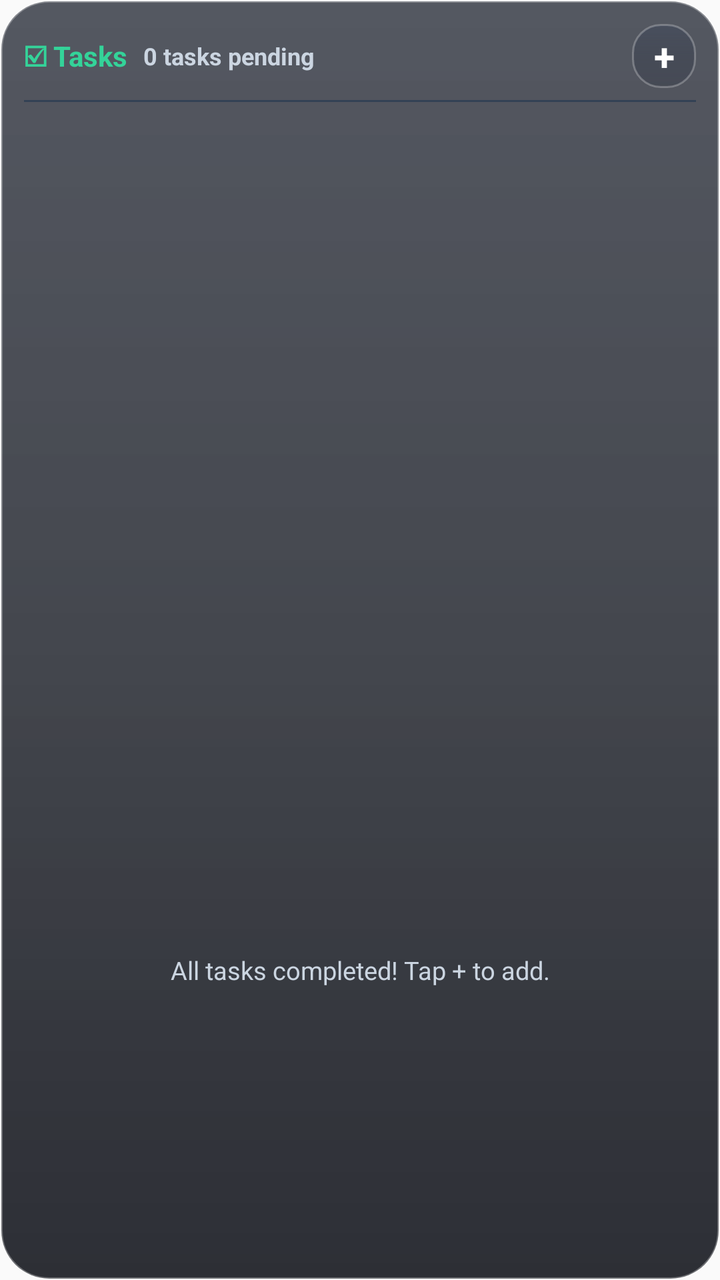
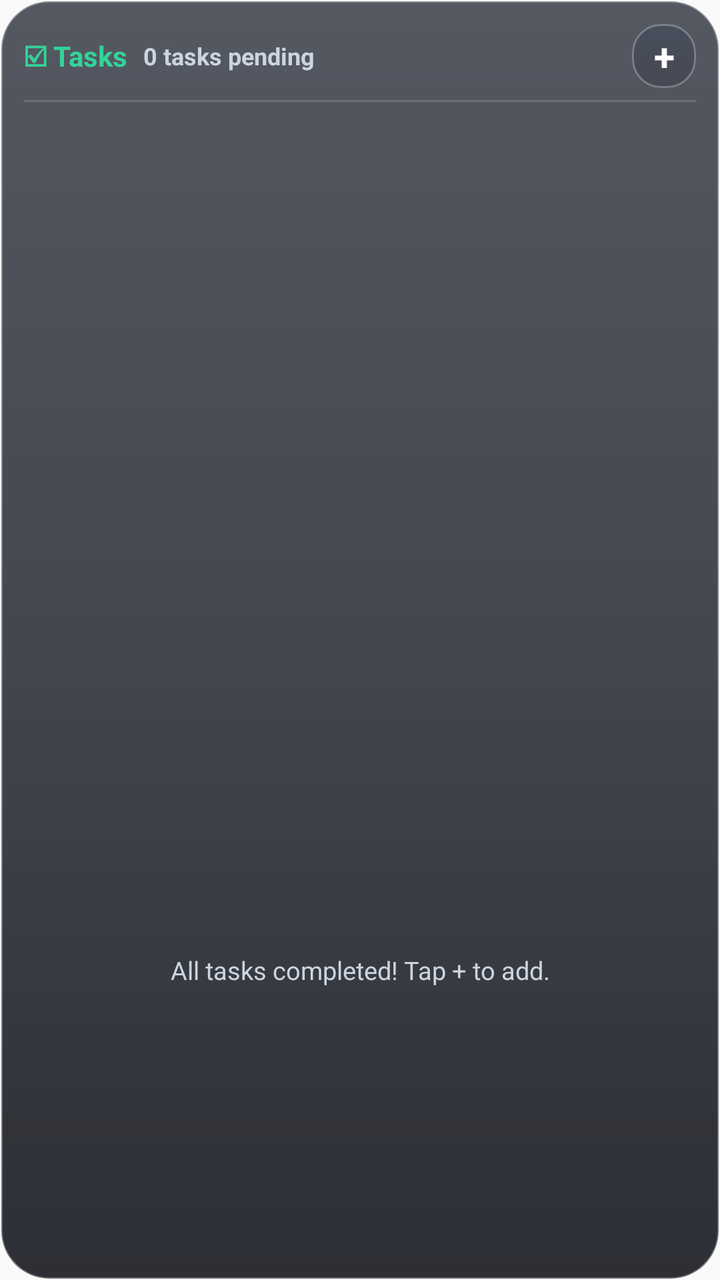

Screens rendered from an Android XML layout before and after an edit, with the pre-edit source and the edit as a unified diff.
<!-- AndroidManifest.xml: application theme AppTheme -->
<!-- res/layout/widget_tasks.xml -->
<?xml version="1.0" encoding="utf-8"?>
<LinearLayout xmlns:android="http://schemas.android.com/apk/res/android"
    android:id="@+id/widget_tasks_root"
    android:layout_width="match_parent"
    android:layout_height="match_parent"
    android:background="@drawable/widget_bg"
    android:orientation="vertical"
    android:padding="12dp">

    
    <LinearLayout
        android:id="@+id/widget_tasks_header"
        android:layout_width="match_parent"
        android:layout_height="wrap_content"
        android:gravity="center_vertical"
        android:orientation="horizontal">

        <TextView
            android:layout_width="wrap_content"
            android:layout_height="wrap_content"
            android:text="☑ Tasks"
            android:textColor="#34D399"
            android:textSize="14sp"
            android:textStyle="bold" />

        <TextView
            android:id="@+id/widget_tasks_count"
            android:layout_width="0dp"
            android:layout_height="wrap_content"
            android:layout_marginStart="8dp"
            android:layout_weight="1"
            android:text="0 tasks pending"
            android:textColor="#CBD5E1"
            android:textSize="12sp"
            android:textStyle="bold" />

        <TextView
            android:id="@+id/btn_widget_add_task"
            android:layout_width="32dp"
            android:layout_height="32dp"
            android:background="@drawable/widget_btn_bg"
            android:gravity="center"
            android:text="+"
            android:textColor="#FFFFFF"
            android:textSize="19sp"
            android:textStyle="bold" />
    </LinearLayout>

    <ImageView
        android:layout_width="match_parent"
        android:layout_height="1dp"
        android:layout_marginTop="6dp"
        android:layout_marginBottom="6dp"
        android:background="#334155" />

    
    <ListView
        android:id="@+id/widget_tasks_list"
        android:layout_width="match_parent"
        android:layout_height="0dp"
        android:layout_weight="1"
        android:divider="#283548"
        android:dividerHeight="1dp" />

    
    <TextView
        android:id="@+id/widget_tasks_empty"
        android:layout_width="match_parent"
        android:layout_height="0dp"
        android:layout_weight="1"
        android:gravity="center"
        android:text="All tasks completed! Tap + to add."
        android:textColor="#CBD5E1"
        android:textSize="12.5sp" />

</LinearLayout>
<!-- resources referenced by this layout -->
<resources>
  <!-- drawable widget_bg (drawable) -->
  <?xml version="1.0" encoding="utf-8"?>
  <shape xmlns:android="http://schemas.android.com/apk/res/android"
      android:shape="rectangle">
      <corners android:radius="24dp" />
      <gradient
          android:angle="270"
          android:startColor="#B8141926"
          android:centerColor="#C40D111A"
          android:endColor="#D9080A12" />
      <stroke
          android:width="1.2dp"
          android:color="#4DFFFFFF" />
  </shape>
  <!-- drawable widget_btn_bg (drawable) -->
  <?xml version="1.0" encoding="utf-8"?>
  <shape xmlns:android="http://schemas.android.com/apk/res/android"
      android:shape="rectangle">
      <corners android:radius="14dp" />
      <gradient
          android:angle="270"
          android:startColor="#59333E56"
          android:centerColor="#4421293C"
          android:endColor="#36171E2E" />
      <stroke
          android:width="1dp"
          android:color="#40FFFFFF" />
  </shape>
  <style name="AppTheme" parent="Theme.AppCompat.Light.DarkActionBar">
          
          <item name="colorPrimary">@color/colorPrimary</item>
          <item name="colorPrimaryDark">@color/colorPrimaryDark</item>
          <item name="colorAccent">@color/colorAccent</item>
      </style>
</resources>

<!-- the commit's change to res/layout/widget_tasks.xml (unified diff, before → after) -->
@@ -51,7 +51,7 @@
         android:layout_height="1dp"
         android:layout_marginTop="6dp"
         android:layout_marginBottom="6dp"
-        android:background="#334155" />
+        android:background="#26FFFFFF" />
 
     
     <ListView
